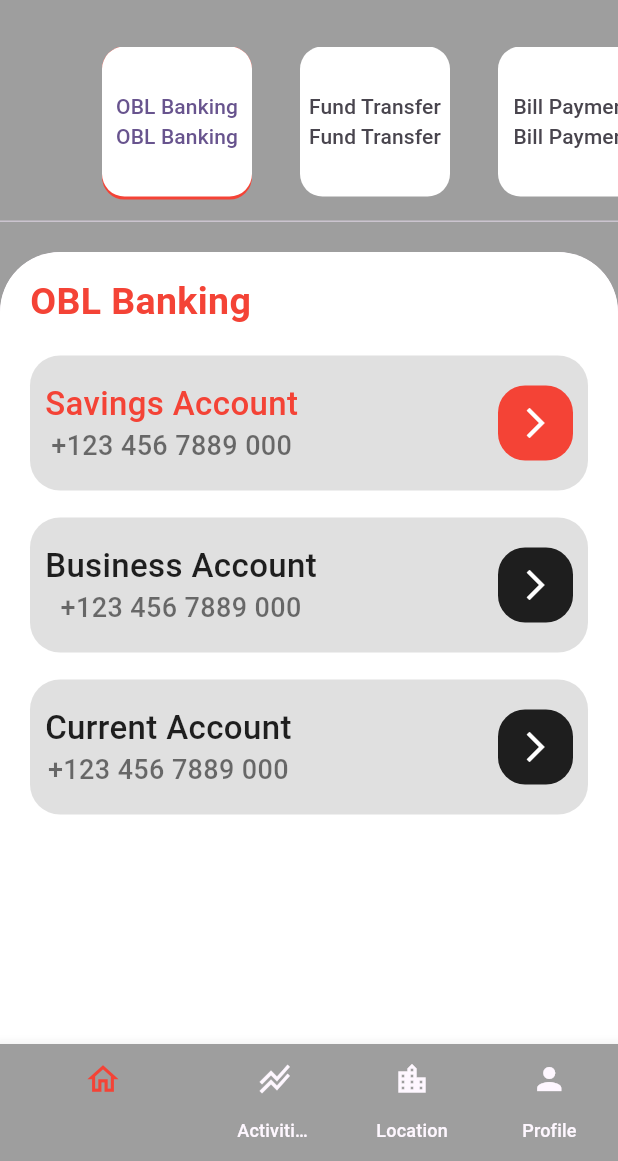
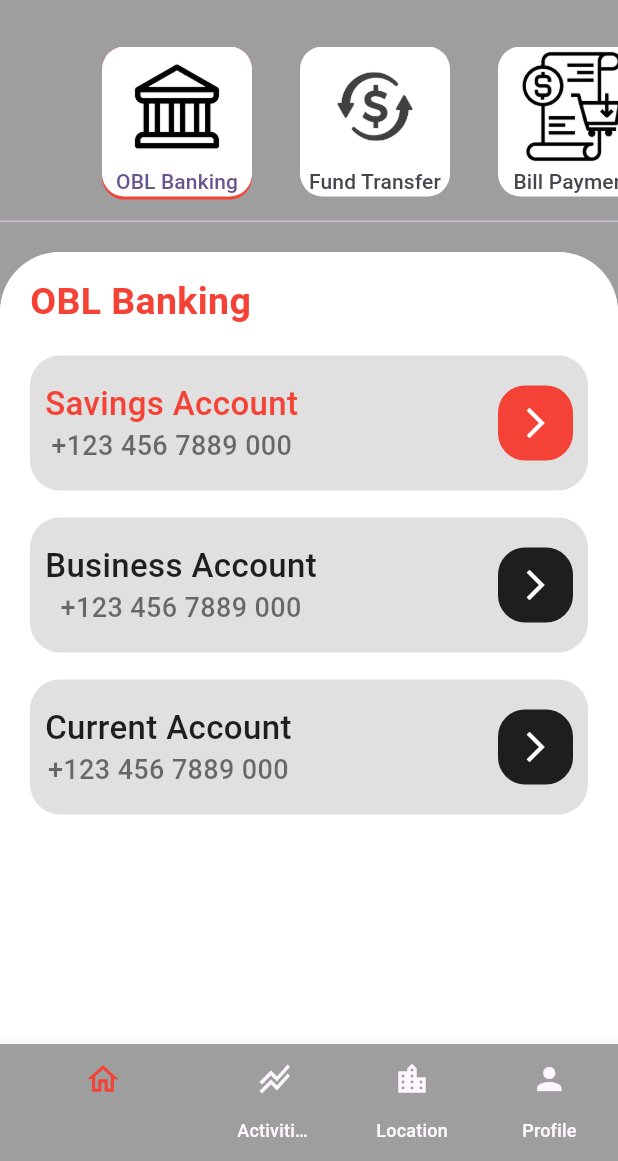
Before and after one commit to foysal012/OneBank, a Flutter app: the screen it shows after launch, on a phone screen of 412 x 824 dp, the part 75-1236 px from its top. Run offline on Flutter 3.47's test engine with Material 2 defaults, Android fonts, the phone set to English and light mode, and no system bars.

Commit message:
tabber section heading complete

```diff
--- a/lib/screen/home_page_screen.dart
+++ b/lib/screen/home_page_screen.dart
@@ -163,7 +163,7 @@
                         child: Column(
                           mainAxisAlignment: MainAxisAlignment.center,
                           children: [
-                            Text("OBL Banking"),
+                            Image(image: AssetImage("images/w10.png"),height: 80, width: 80),
                             Text("OBL Banking"),
                           ],
                         ),
@@ -179,7 +179,7 @@
                         child: Column(
                           mainAxisAlignment: MainAxisAlignment.center,
                           children: [
-                            Text("Fund Transfer"),
+                            Image(image: AssetImage("images/w11.png"),height: 80, width: 80),
                             Text("Fund Transfer"),
                           ],
                         ),
@@ -195,7 +195,7 @@
                         child: Column(
                           mainAxisAlignment: MainAxisAlignment.center,
                           children: [
-                            Text("Bill Payment"),
+                            Image(image: AssetImage("images/w12.png"),height: 80, width: 80),
                             Text("Bill Payment"),
                           ],
                         ),
@@ -211,7 +211,7 @@
                         child: Column(
                           mainAxisAlignment: MainAxisAlignment.center,
                           children: [
-                            Text("Airtime"),
+                            Image(image: AssetImage("images/w13.png"),height: 80, width: 80),
                             Text("Airtime"),
                           ],
                         ),
@@ -227,7 +227,7 @@
                         child: Column(
                           mainAxisAlignment: MainAxisAlignment.center,
                           children: [
-                            Text("Contact OBL"),
+                            Image(image: AssetImage("images/w14.png"),height: 80, width: 80),
                             Text("Contact OBL"),
                           ],
                         ),
```
Also changed, not shown: images/w10.png (added), images/w11.png (added), images/w12.png (added), images/w13.png (added), images/w14.png (added).
